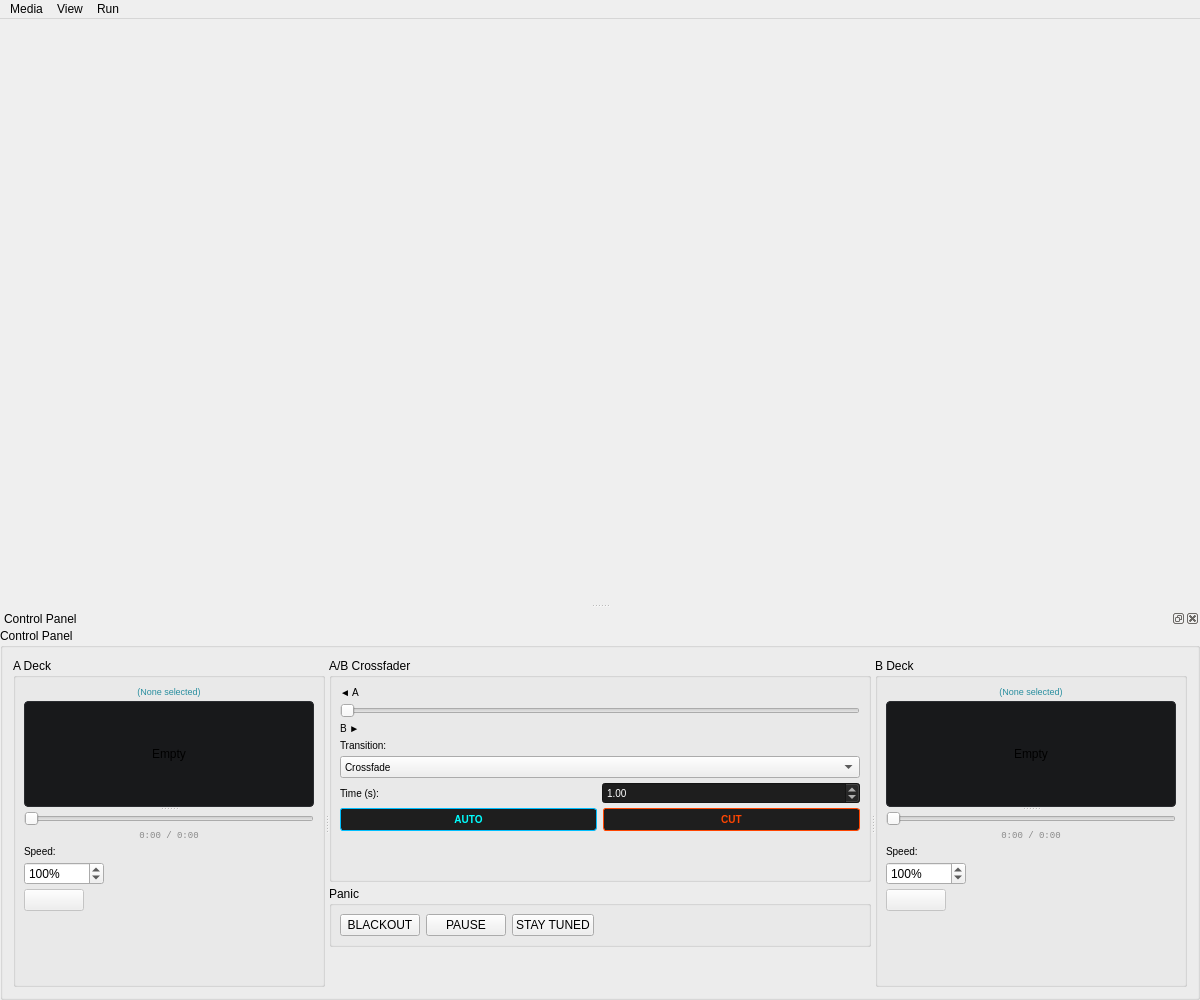
Qt form forms/MainWindow.ui (CutWire-Studios/Prism) before a commit.
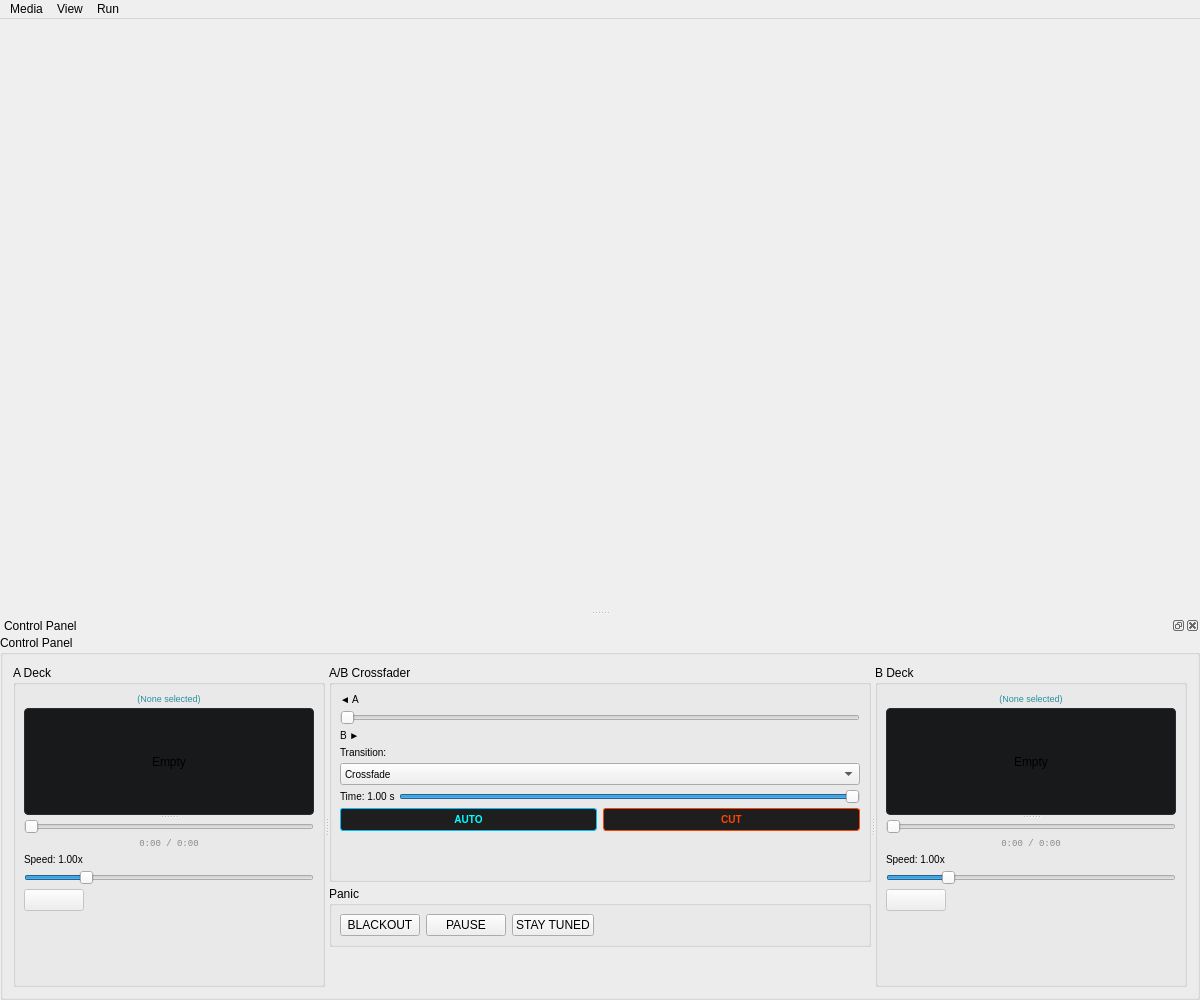
The same form after that commit.

The edit to the form file:
```diff
--- a/forms/MainWindow.ui
+++ b/forms/MainWindow.ui
@@ -265,29 +265,32 @@
                  <string notr="true">font-size: 10px;</string>
                 </property>
                 <property name="text">
-                 <string>Speed:</string>
+                 <string>Speed: 1.00x</string>
                 </property>
                </widget>
               </item>
               <item>
-               <widget class="QSpinBox" name="aDeckSpeedSpinBox">
-                <property name="maximumSize">
-                 <size>
-                  <width>80</width>
-                  <height>16777215</height>
-                 </size>
-                </property>
-                <property name="suffix">
-                 <string>%</string>
+               <widget class="QSlider" name="aDeckSpeedSlider">
+                <property name="toolTip">
+                 <string>Playback speed (0.25x – 4.00x)</string>
                 </property>
                 <property name="minimum">
-                 <number>-200</number>
+                 <number>5</number>
                 </property>
                 <property name="maximum">
-                 <number>200</number>
+                 <number>80</number>
+                </property>
+                <property name="singleStep">
+                 <number>1</number>
+                </property>
+                <property name="pageStep">
+                 <number>5</number>
                 </property>
                 <property name="value">
-                 <number>100</number>
+                 <number>20</number>
+                </property>
+                <property name="orientation">
+                 <enum>Qt::Horizontal</enum>
                 </property>
                </widget>
               </item>
@@ -516,26 +519,32 @@
                 <string notr="true">font-size: 10px;</string>
                </property>
                <property name="text">
-                <string>Time (s):</string>
+                <string>Time: 1.00 s</string>
                </property>
               </widget>
              </item>
              <item>
-              <widget class="QDoubleSpinBox" name="durationSpin">
-               <property name="styleSheet">
-                <string notr="true">font-size: 10px; background-color: #1e1e1e; color: #fff;</string>
+              <widget class="QSlider" name="durationSlider">
+               <property name="toolTip">
+                <string>Transition time (0 – 1 second)</string>
                </property>
                <property name="minimum">
-                <double>0.100000000000000</double>
+                <number>0</number>
                </property>
                <property name="maximum">
-                <double>10.000000000000000</double>
+                <number>100</number>
                </property>
                <property name="singleStep">
-                <double>0.100000000000000</double>
+                <number>5</number>
+               </property>
+               <property name="pageStep">
+                <number>10</number>
                </property>
                <property name="value">
-                <double>1.000000000000000</double>
+                <number>100</number>
+               </property>
+               <property name="orientation">
+                <enum>Qt::Horizontal</enum>
                </property>
               </widget>
              </item>
@@ -805,29 +814,32 @@
                  <string notr="true">font-size: 10px;</string>
                 </property>
                 <property name="text">
-                 <string>Speed:</string>
+                 <string>Speed: 1.00x</string>
                 </property>
                </widget>
               </item>
               <item>
-               <widget class="QSpinBox" name="bDeckSpeedSpinBox">
-                <property name="maximumSize">
-                 <size>
-                  <width>80</width>
-                  <height>16777215</height>
-                 </size>
-                </property>
-                <property name="suffix">
-                 <string>%</string>
+               <widget class="QSlider" name="bDeckSpeedSlider">
+                <property name="toolTip">
+                 <string>Playback speed (0.25x – 4.00x)</string>
                 </property>
                 <property name="minimum">
-                 <number>-200</number>
+                 <number>5</number>
                 </property>
                 <property name="maximum">
-                 <number>200</number>
+                 <number>80</number>
+                </property>
+                <property name="singleStep">
+                 <number>1</number>
+                </property>
+                <property name="pageStep">
+                 <number>5</number>
                 </property>
                 <property name="value">
-                 <number>100</number>
+                 <number>20</number>
+                </property>
+                <property name="orientation">
+                 <enum>Qt::Horizontal</enum>
                 </property>
                </widget>
               </item>
```
